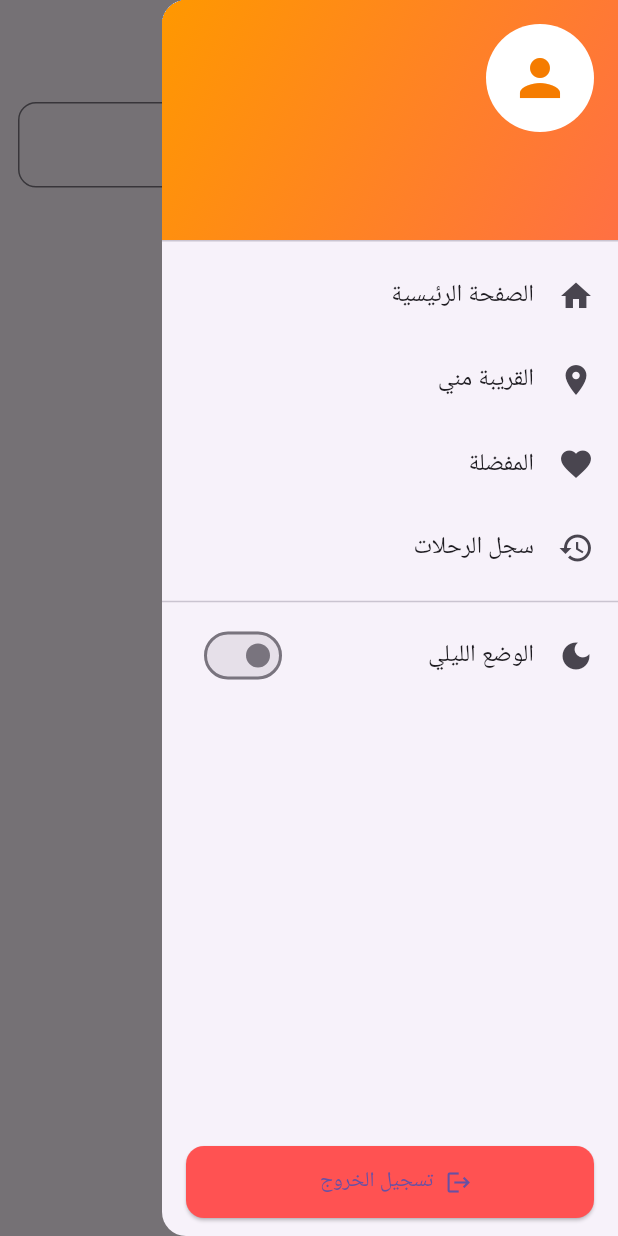
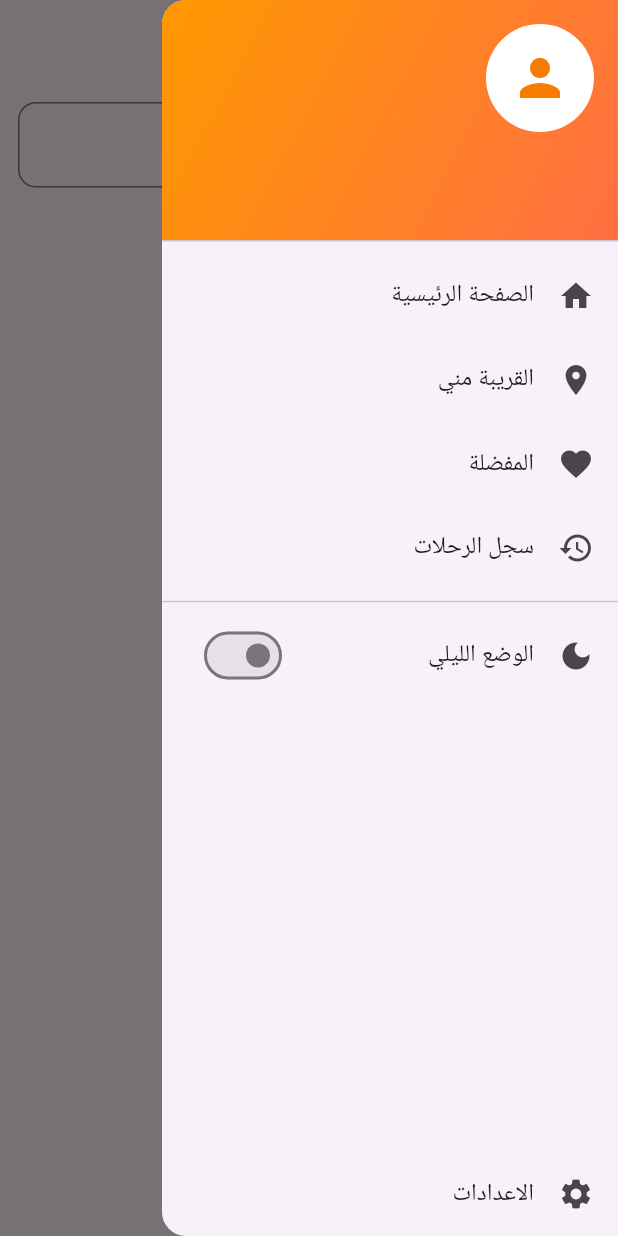
Before and after one commit to mojahed15002/SmartGuideApp, a Flutter app: the CityPlacesPage screen opened directly with empty values, with the side drawer open, on a phone screen of 412 x 824 dp. Run offline on Flutter 3.47's test engine with Material 3 defaults, Android fonts, the phone set to English and light mode, and no system bars; our stand-ins replace app_links, carousel_slider, cloud_firestore, firebase_auth, firebase_core, flutter_map and 8 more; accounts and stored records are empty.

Commit message:
رسالة التعديل

```diff
--- a/lib/pages/city_places_page.dart
+++ b/lib/pages/city_places_page.dart
@@ -6,7 +6,7 @@ import 'package:share_plus/share_plus.dart';
 import '../theme_notifier.dart';
 import 'place_details_page.dart';
 import 'custom_drawer.dart';
-
+import 'swipeable_page_route.dart'; // تأكد تضيف هذا بالأعلى
 class CityPlacesPage extends StatefulWidget {
   final String cityName;
   final ThemeNotifier themeNotifier;
@@ -432,8 +432,8 @@ if (ratings.isNotEmpty) {
                                     onTap: () {
                                       Navigator.push(
                                         context,
-                                        MaterialPageRoute(
-                                          builder: (_) => PlaceDetailsPage(
+                                        SwipeablePageRoute(
+                                          page: PlaceDetailsPage(
                                             title: title,
                                             cityName: city,
                                             images: images,
--- a/lib/pages/custom_drawer.dart
+++ b/lib/pages/custom_drawer.dart
@@ -93,27 +93,19 @@ class CustomDrawer extends StatelessWidget {
 
           const Spacer(),
 
-          // تسجيل الخروج
-          Padding(
-            padding: const EdgeInsets.symmetric(horizontal: 16.0, vertical: 12),
-            child: ElevatedButton.icon(
-              icon: const Icon(Icons.logout),
-              label: const Text("تسجيل الخروج"),
-              style: ElevatedButton.styleFrom(
-                backgroundColor: Colors.redAccent,
-                minimumSize: const Size(double.infinity, 48),
-                shape: RoundedRectangleBorder(
-                  borderRadius: BorderRadius.circular(12),
-                ),
-              ),
-              onPressed: () async {
-                await FirebaseAuth.instance.signOut();
-                if (context.mounted) {
-                  Navigator.pushReplacementNamed(context, '/login');
-                }
-              },
-            ),
+// السجلات
+          ListTile(
+            leading: const Icon(Icons.settings),
+            title: const Text("الاعدادات"),
+            onTap: () {
+              Navigator.pop(context);
+              Navigator.pushNamed(context, '/settings');
+            },
           ),
+
+
+
+
         ],
       ),
     );
--- a/lib/pages/faisal_street_page.dart
+++ b/lib/pages/faisal_street_page.dart
@@ -8,7 +8,7 @@ import 'package:latlong2/latlong.dart' as latlng;
 import 'package:geolocator/geolocator.dart';
 import 'info_page.dart';
 import 'map_page.dart';
-
+import 'swipeable_page_route.dart';
 class FaisalStreetPage extends StatefulWidget {
   final ThemeNotifier themeNotifier;
   const FaisalStreetPage({super.key, required this.themeNotifier});
@@ -66,8 +66,8 @@ class _FaisalStreetPageState extends State<FaisalStreetPage> {
                     if (!mounted) return;
                     Navigator.push(
                       context,
-                      MaterialPageRoute(
-                        builder: (_) => MapPage(
+                      SwipeablePageRoute(
+                        page: MapPage(
                           position: position,
                           destination: latlng.LatLng(32.222243, 35.262778),
                           themeNotifier: widget.themeNotifier,
--- a/lib/pages/favorites_page.dart
+++ b/lib/pages/favorites_page.dart
@@ -6,7 +6,7 @@ import '../places_data.dart';
 import 'package:cloud_firestore/cloud_firestore.dart';
 import 'package:firebase_auth/firebase_auth.dart';
 import 'custom_drawer.dart';
-
+import 'swipeable_page_route.dart'; // تأكد تضيف هذا بالأعلى
 class FavoritesPage extends StatefulWidget {
   final ThemeNotifier themeNotifier;
 
@@ -138,8 +138,8 @@ Future<void> _toggleFavorite(String placeId) async {
                         onTap: () {
                           Navigator.push(
                             context,
-                            MaterialPageRoute(
-                              builder: (_) => PlaceDetailsPage(
+                            SwipeablePageRoute(
+                              page: PlaceDetailsPage(
                                 title: title,
                                 cityName: city,
                                 images: images,
--- a/lib/pages/forgot_password_page.dart
+++ b/lib/pages/forgot_password_page.dart
@@ -1,6 +1,7 @@
 import 'package:flutter/material.dart';
 import 'package:firebase_auth/firebase_auth.dart';
 import '../theme_notifier.dart';
+
 
 class ForgotPasswordPage extends StatefulWidget {
   final ThemeNotifier themeNotifier;
--- a/lib/pages/general_info_page.dart
+++ b/lib/pages/general_info_page.dart
@@ -6,6 +6,8 @@ import 'package:flutter/material.dart';
 import '../theme_notifier.dart';
 import 'city_places_page.dart';
 import 'custom_drawer.dart';
+import 'swipeable_page_route.dart'; // تأكد تضيف هذا بالأعلى
+
 class GeneralInfoPage extends StatelessWidget {
   final ThemeNotifier themeNotifier;
   const GeneralInfoPage({super.key, required this.themeNotifier});
@@ -30,8 +32,8 @@ class GeneralInfoPage extends StatelessWidget {
             onTap: () {
               Navigator.push(
                 context,
-                MaterialPageRoute(
-                  builder: (_) => CityPlacesPage(cityName: city, themeNotifier: themeNotifier),
+                SwipeablePageRoute(
+                  page: CityPlacesPage(cityName: city, themeNotifier: themeNotifier),
                 ),
               );
             },
--- a/lib/pages/logs_page.dart
+++ b/lib/pages/logs_page.dart
@@ -6,6 +6,7 @@ import 'package:latlong2/latlong.dart' as latlng;
 import 'map_page.dart';
 import 'package:geolocator/geolocator.dart';
 import 'custom_drawer.dart';
+import 'swipeable_page_route.dart'; // تأكد تضيف هذا بالأعلى
 
 class LogsPage extends StatefulWidget {
   final ThemeNotifier themeNotifier;
@@ -131,8 +132,8 @@ Future<void> _openMap(dynamic destinationData) async {
 
     Navigator.push(
       context,
-      MaterialPageRoute(
-        builder: (_) => MapPage(
+      SwipeablePageRoute(
+          page: MapPage(
           position: position,
           destination: destination,
           enableTap: false,
--- a/lib/pages/martyrs_roundabout_page.dart
+++ b/lib/pages/martyrs_roundabout_page.dart
@@ -8,7 +8,7 @@ import 'package:latlong2/latlong.dart' as latlng;
 import 'package:geolocator/geolocator.dart';
 import 'info_page.dart';
 import 'map_page.dart';
-
+import 'swipeable_page_route.dart';
 class MartyrsRoundaboutPage extends StatefulWidget {
   final ThemeNotifier themeNotifier;
   const MartyrsRoundaboutPage({super.key, required this.themeNotifier});
@@ -66,8 +66,8 @@ class _MartyrsRoundaboutPageState extends State<MartyrsRoundaboutPage> {
                     if (!mounted) return;
                     Navigator.push(
                       context,
-                      MaterialPageRoute(
-                        builder: (_) => MapPage(
+                      SwipeablePageRoute(
+                          page: MapPage(
                           position: position,
                           destination: latlng.LatLng(32.221119, 35.260817),
                           themeNotifier: widget.themeNotifier,
--- a/lib/pages/near_me_page.dart
+++ b/lib/pages/near_me_page.dart
@@ -2,6 +2,8 @@ import 'package:flutter/material.dart';
 import '../theme_notifier.dart';
 import 'nearby_places_list_page.dart';
 import 'custom_drawer.dart';
+import 'swipeable_page_route.dart'; // تأكد تضيف هذا بالأعلى
+
 class NearMePage extends StatelessWidget {
   final ThemeNotifier themeNotifier;
   const NearMePage({super.key, required this.themeNotifier});
@@ -32,8 +34,8 @@ class NearMePage extends StatelessWidget {
             onTap: () {
               Navigator.push(
                 context,
-                MaterialPageRoute(
-                  builder: (_) => NearbyPlacesListPage(
+                SwipeablePageRoute(
+                    page:NearbyPlacesListPage(
                     category: cat['type'] as String,
                     categoryLabel: cat['name'] as String,
                     themeNotifier: themeNotifier,
--- a/lib/pages/palestine_street_page.dart
+++ b/lib/pages/palestine_street_page.dart
@@ -8,6 +8,7 @@ import 'package:latlong2/latlong.dart' as latlng;
 import 'package:geolocator/geolocator.dart';
 import 'info_page.dart';
 import 'map_page.dart';
+import 'swipeable_page_route.dart'; // تأكد تضيف هذا بالأعلى
 
 class PalestineStreetPage extends StatefulWidget {
   final ThemeNotifier themeNotifier;
@@ -66,8 +67,8 @@ class _PalestineStreetPageState extends State<PalestineStreetPage> {
                     if (!mounted) return;
                     Navigator.push(
                       context,
-                      MaterialPageRoute(
-                        builder: (_) => MapPage(
+                      SwipeablePageRoute(
+                          page: MapPage(
                           position: position,
                           destination: latlng.LatLng(32.221378, 35.259687),
                           themeNotifier: widget.themeNotifier,
--- a/lib/pages/sofian_street_page.dart
+++ b/lib/pages/sofian_street_page.dart
@@ -8,7 +8,7 @@ import 'package:latlong2/latlong.dart' as latlng;
 import 'package:geolocator/geolocator.dart';
 import 'info_page.dart';
 import 'map_page.dart';
-
+import 'swipeable_page_route.dart'; // تأكد تضيفه بالأعلى
 class SofianStreetPage extends StatefulWidget {
   final ThemeNotifier themeNotifier;
   const SofianStreetPage({super.key, required this.themeNotifier});
@@ -66,8 +66,8 @@ class _SofianStreetPageState extends State<SofianStreetPage> {
                     if (!mounted) return;
                     Navigator.push(
                       context,
-                      MaterialPageRoute(
-                        builder: (_) => MapPage(
+                     SwipeablePageRoute(
+                          page: MapPage(
                           position: position,
                           destination: latlng.LatLng(32.222376, 35.260532),
                           themeNotifier: widget.themeNotifier,
--- /dev/null
+++ b/lib/pages/swipeable_page_route.dart
@@ -0,0 +1,30 @@
+import 'package:flutter/material.dart';
+
+class SwipeablePageRoute<T> extends PageRouteBuilder<T> {
+  final Widget page;
+
+  SwipeablePageRoute({required this.page})
+      : super(
+          pageBuilder: (context, animation, secondaryAnimation) => page,
+          transitionsBuilder: (context, animation, secondaryAnimation, child) {
+            const begin = Offset(-1.0, 0.0); // بداية السحب من اليسار
+            const end = Offset.zero;
+            const curve = Curves.easeInOut;
+
+            final tween = Tween(begin: begin, end: end)
+                .chain(CurveTween(curve: curve));
+
+            return SlideTransition(
+              position: animation.drive(tween),
+              child: GestureDetector(
+                onHorizontalDragUpdate: (details) {
+                  if (details.primaryDelta! > 20) {
+                    Navigator.of(context).maybePop(); // يسحب ويرجع
+                  }
+                },
+                child: child,
+              ),
+            );
+          },
+        );
+}
```
Also changed, not shown: lib/choice_page_stub.dart (+14 -11 lines), lib/main.dart (+17 -0 lines), lib/pages/academy_street_page.dart (+3 -9 lines), lib/pages/choice_page.dart (+3 -4 lines), lib/pages/settings_page.dart (+78 -9 lines), lib/pages/welcome_page.dart (+8 -8 lines).
